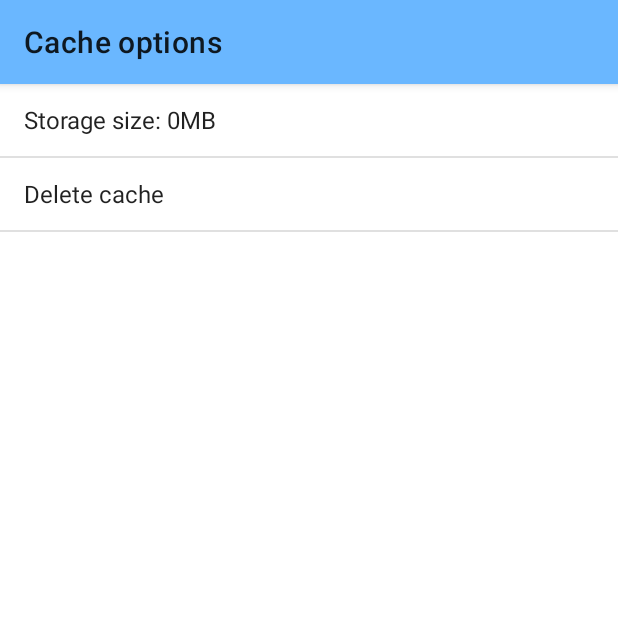
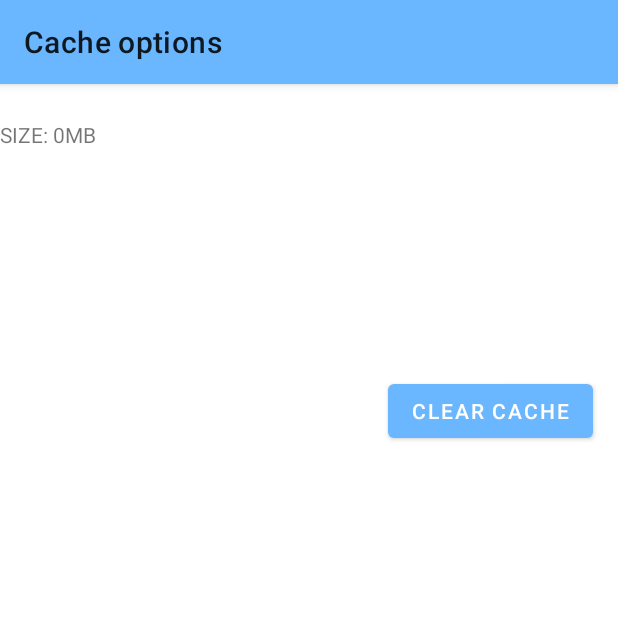
Before and after one commit to Sairsey/manga-reader, an Android app: the CacheSettingActivity screen opened directly, with no data from a screen before it, on a phone screen of 412 x 824 dp, the top half of it. Run offline under Robolectric (Android 15) with nearby library versions, the phone set to English and light mode, and no system bars.

Commit message:
Changed some functionality. Need to design it well.AB#72

```diff
--- a/src/MangaJet/app/src/main/java/com/mangajet/mangajet/ui/settings/options/CacheSettingActivity.kt
+++ b/src/MangaJet/app/src/main/java/com/mangajet/mangajet/ui/settings/options/CacheSettingActivity.kt
@@ -7,8 +7,11 @@ import android.os.Bundle
 import android.preference.PreferenceManager
 import android.preference.PreferenceManager.getDefaultSharedPreferences
 import android.widget.ArrayAdapter
+import android.widget.Button
 import android.widget.ListView
+import android.widget.TextView
 import androidx.appcompat.app.AppCompatActivity
+import androidx.appcompat.widget.AppCompatTextView
 import androidx.fragment.app.DialogFragment
 import com.mangajet.mangajet.MainActivity
 import com.mangajet.mangajet.R
@@ -22,12 +25,12 @@ class ClearCacheDialog : DialogFragment() {
     override fun onCreateDialog(savedInstanceState: Bundle?): Dialog {
         return activity?.let {
             val builder = AlertDialog.Builder(it)
-            builder.setTitle("Delete cache")
-                .setMessage("Are you sure about deleting cache?")
+            builder.setTitle("Clear cache")
+                .setMessage("Are you sure you want to clear your cache?")
                 .setCancelable(true)
                 .setPositiveButton("Delete") { dialog, id ->
                     StorageManager.removeFilesByType(StorageManager.FileType.CachedPages)
-                    (activity as CacheSettingActivity?)?.fillCacheListAdapter()
+                    (activity as CacheSettingActivity?)?.fillCacheSizeView()
                 }
                 .setNegativeButton("Cancel",
                     DialogInterface.OnClickListener { dialog, id ->
@@ -52,9 +55,19 @@ class CacheSettingActivity : AppCompatActivity() {
         return DecimalFormat("#,##0.#").format(size / KILO.pow(digitGroups.toDouble())) +
                              " " + units[digitGroups]
     }
+    fun fillCacheSizeView(){
+        val cacheSizeView = findViewById<TextView>(R.id.cacheSize)
+        var stringToFillWith = "SIZE: " + getStringSize(StorageManager.usedStorageSizeInBytes())
+        cacheSizeView.setText(stringToFillWith)
+    }
+    fun buttonPressed() {
+        val myDialogFragment = ClearCacheDialog()
+        val manager = supportFragmentManager
+        myDialogFragment.show(manager, "'Delete cache' dialog")
+    }
 
     // Function will fill cache list adapter
-    fun fillCacheListAdapter() {
+  /* fun fillCacheListAdapter() {
         val cacheSettingsList = findViewById<ListView>(R.id.cacheOptionsList)
         val adapter = ArrayAdapter<String> (
             this,
@@ -73,12 +86,15 @@ class CacheSettingActivity : AppCompatActivity() {
                 }
             }
         }
-    }
+    }*/
 
     override fun onCreate(savedInstanceState: Bundle?) {
         setTitle(R.string.setting_cache)
         super.onCreate(savedInstanceState)
         setContentView(R.layout.activity_cache_setting)
-        fillCacheListAdapter()
+        fillCacheSizeView()
+        val clearCacheButton = findViewById<Button>(R.id.clearCacheButton)
+        clearCacheButton.setOnClickListener { buttonPressed() }
+        //fillCacheListAdapter()
     }
 }
--- a/src/MangaJet/app/src/main/res/layout/activity_cache_setting.xml
+++ b/src/MangaJet/app/src/main/res/layout/activity_cache_setting.xml
@@ -2,16 +2,44 @@
 <androidx.constraintlayout.widget.ConstraintLayout xmlns:android="http://schemas.android.com/apk/res/android"
     xmlns:app="http://schemas.android.com/apk/res-auto"
     xmlns:tools="http://schemas.android.com/tools"
+    android:id="@+id/clear"
     android:layout_width="match_parent"
     android:layout_height="match_parent"
     tools:context=".ui.settings.options.CacheSettingActivity">
 
-    <ListView
+    <!--<ListView
         android:id="@+id/cacheOptionsList"
         android:layout_width="0dp"
         android:layout_height="0dp"
         app:layout_constraintBottom_toBottomOf="parent"
         app:layout_constraintEnd_toEndOf="parent"
         app:layout_constraintStart_toStartOf="parent"
+        app:layout_constraintTop_toTopOf="parent" >
+
+    </ListView>-->
+    <TextView
+        android:id="@+id/cacheSize"
+        android:layout_width="wrap_content"
+        android:layout_height="wrap_content"
+        app:layout_constraintBottom_toBottomOf="parent"
+        app:layout_constraintEnd_toEndOf="parent"
+        app:layout_constraintHorizontal_bias="0.0"
+        app:layout_constraintStart_toStartOf="parent"
+        app:layout_constraintTop_toTopOf="parent"
+        app:layout_constraintVertical_bias="0.032"></TextView>
+
+    <Button
+        android:id="@+id/clearCacheButton"
+        android:layout_width="wrap_content"
+        android:layout_height="wrap_content"
+        android:layout_marginStart="257dp"
+        android:layout_marginTop="175dp"
+        android:layout_marginEnd="16dp"
+        android:layout_marginBottom="508dp"
+        android:text="@string/clear_cache"
+        app:layout_constraintBottom_toBottomOf="parent"
+        app:layout_constraintEnd_toEndOf="parent"
+        app:layout_constraintStart_toStartOf="parent"
         app:layout_constraintTop_toTopOf="parent" />
+        android:onClick="toastMe"
 </androidx.constraintlayout.widget.ConstraintLayout>
--- a/src/MangaJet/app/src/main/res/values/strings.xml
+++ b/src/MangaJet/app/src/main/res/values/strings.xml
@@ -22,4 +22,5 @@
     <string name="aboutMangaDescriptionText">Description</string>
     <string name="search_fragment_no_result_text">No result</string>
     <string name="search_hint">Write query</string>
+    <string name="clear_cache">Clear Cache</string>
 </resources>
```
